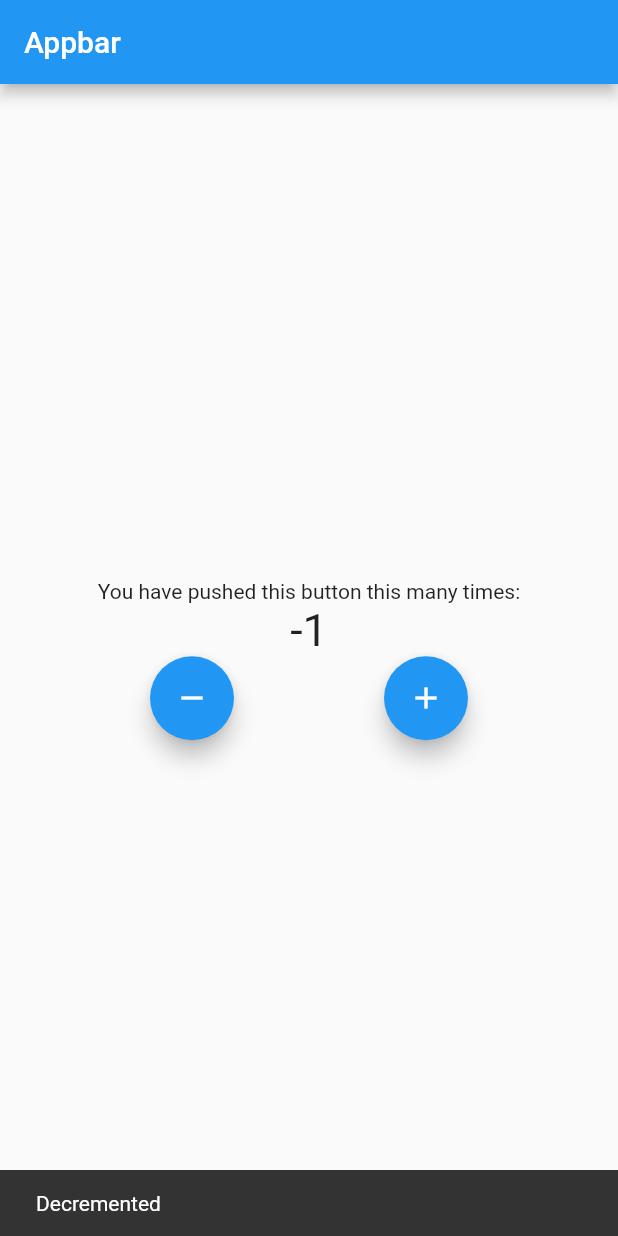
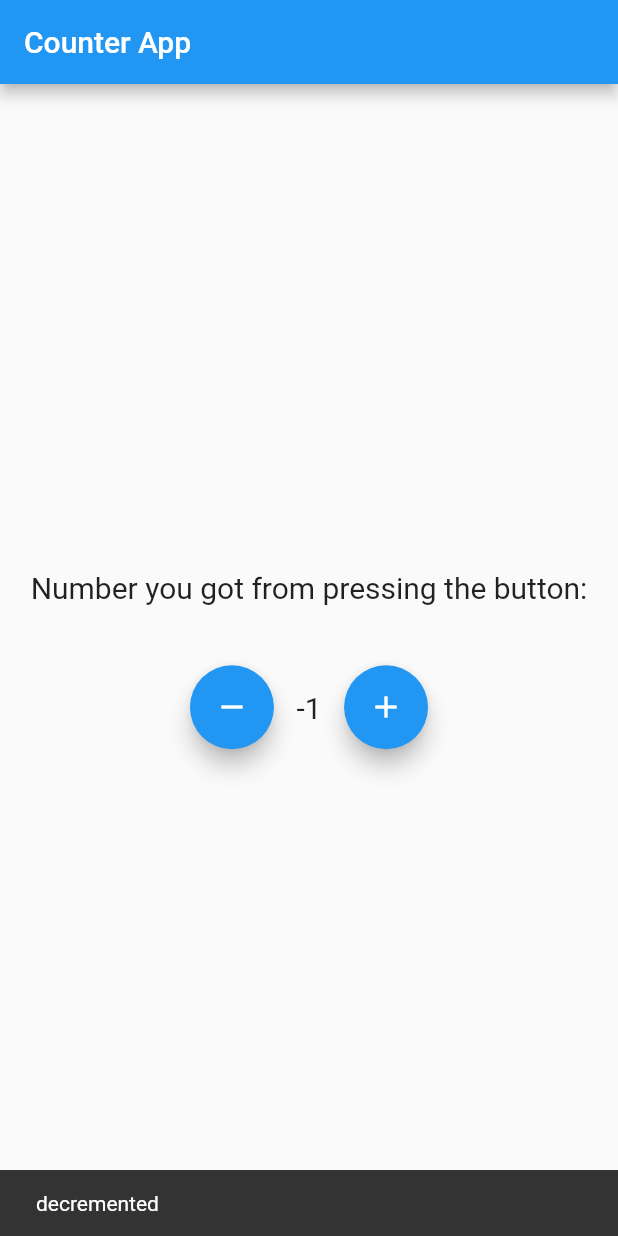
Before and after one commit to Demetre-Panjakidze/blocTesting, a Flutter app: the screen it shows after launch, after a tap on the "remove" icon, on a phone screen of 412 x 824 dp. Run offline on Flutter 3.47's test engine with Material 2 defaults, Android fonts, the phone set to English and light mode, and no system bars; our stand-ins replace bloc, flutter_bloc.

Commit message:
before starting weather app

```diff
--- a/lib/cubit/counter_state.dart
+++ b/lib/cubit/counter_state.dart
@@ -3,8 +3,5 @@ part of 'counter_cubit.dart';
 class CounterState {
   int counterValue;
   bool? wasIncremented;
-  CounterState({
-    this.wasIncremented,
-    required this.counterValue,
-  });
+  CounterState({required this.counterValue, this.wasIncremented});
 }
--- a/lib/main.dart
+++ b/lib/main.dart
@@ -1,3 +1,4 @@
+import 'package:bloctesting/cubit/counter_cubit.dart';
 import 'package:flutter/material.dart';
 import 'package:flutter_bloc/flutter_bloc.dart';
 import 'cubit/counter_cubit.dart';
@@ -14,7 +15,6 @@ class MyApp extends StatelessWidget {
     return BlocProvider(
       create: (context) => CounterCubit(),
       child: const MaterialApp(
-        title: 'Flutter demo',
         home: HomePage(),
       ),
     );
@@ -27,53 +27,63 @@ class HomePage extends StatelessWidget {
   @override
   Widget build(BuildContext context) {
     return Scaffold(
-      appBar: AppBar(title: const Text("Appbar")),
+      appBar: AppBar(title: const Text("Counter App")),
       body: Column(
         mainAxisAlignment: MainAxisAlignment.center,
-        children: <Widget>[
-          const Text("You have pushed this button this many times:"),
-          BlocConsumer<CounterCubit, CounterState>(
-            listener: (context, state) {
-              if (state.wasIncremented == true) {
-                ScaffoldMessenger.of(context).clearSnackBars();
-                ScaffoldMessenger.of(context).showSnackBar(const SnackBar(
-                  content: Text("Incremented"),
-                  duration: Duration(seconds: 2),
-                ));
-              } else {
-                ScaffoldMessenger.of(context).clearSnackBars();
-                ScaffoldMessenger.of(context).showSnackBar(const SnackBar(
-                  content: Text("Decremented"),
-                  duration: Duration(seconds: 2),
-                ));
-              }
-            },
-            builder: (context, state) {
-              return Text(
-                state.counterValue.toString(),
-                style: const TextStyle(fontSize: 30),
-              );
-            },
+        crossAxisAlignment: CrossAxisAlignment.center,
+        children: [
+          const Text(
+            "Number you got from pressing the button:",
+            style: TextStyle(fontSize: 20),
           ),
+          const SizedBox(height: 20),
+          const SizedBox(height: 20),
           Row(
-            mainAxisAlignment: MainAxisAlignment.spaceEvenly,
+            mainAxisAlignment: MainAxisAlignment.center,
             children: [
               FloatingActionButton(
                 onPressed: () {
                   BlocProvider.of<CounterCubit>(context).decrement();
                 },
-                tooltip: 'Decrement',
+                tooltip: "decrement",
                 child: const Icon(Icons.remove),
               ),
+              const SizedBox(width: 10),
+              BlocConsumer<CounterCubit, CounterState>(
+                builder: (context, state) {
+                  return Padding(
+                    padding: const EdgeInsets.fromLTRB(5, 0, 5, 0),
+                    child: Text(
+                      state.counterValue.toString(),
+                      style: const TextStyle(fontSize: 20),
+                    ),
+                  );
+                },
+                listener: (context, state) {
+                  ScaffoldMessenger.of(context).clearSnackBars();
+                  ScaffoldMessenger.of(context).showSnackBar(
+                    state.wasIncremented == true
+                        ? const SnackBar(
+                            content: Text("incremented"),
+                            duration: Duration(seconds: 2),
+                          )
+                        : const SnackBar(
+                            content: Text("decremented"),
+                            duration: Duration(seconds: 2),
+                          ),
+                  );
+                },
+              ),
+              const SizedBox(width: 10),
               FloatingActionButton(
                 onPressed: () {
                   BlocProvider.of<CounterCubit>(context).increment();
                 },
-                tooltip: 'Increment',
+                tooltip: "increment",
                 child: const Icon(Icons.add),
               ),
             ],
-          ),
+          )
         ],
       ),
     );
```
Also changed, not shown: lib/cubit/counter_cubit.dart (+11 -3 lines).
